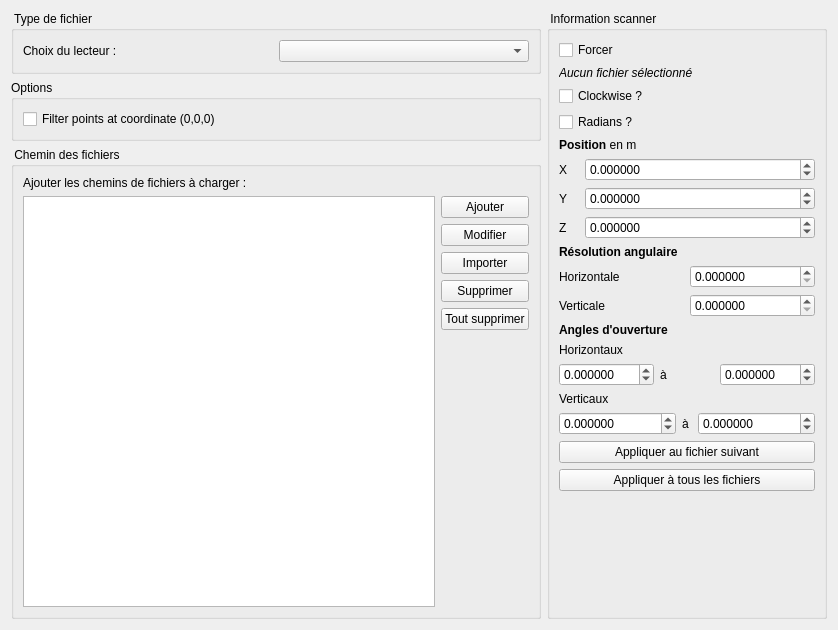
Above: pluginlvox/mk/view/loadfileconfiguration.ui from computree/computree-plugin-lvox before the change. Below: the same form after it.
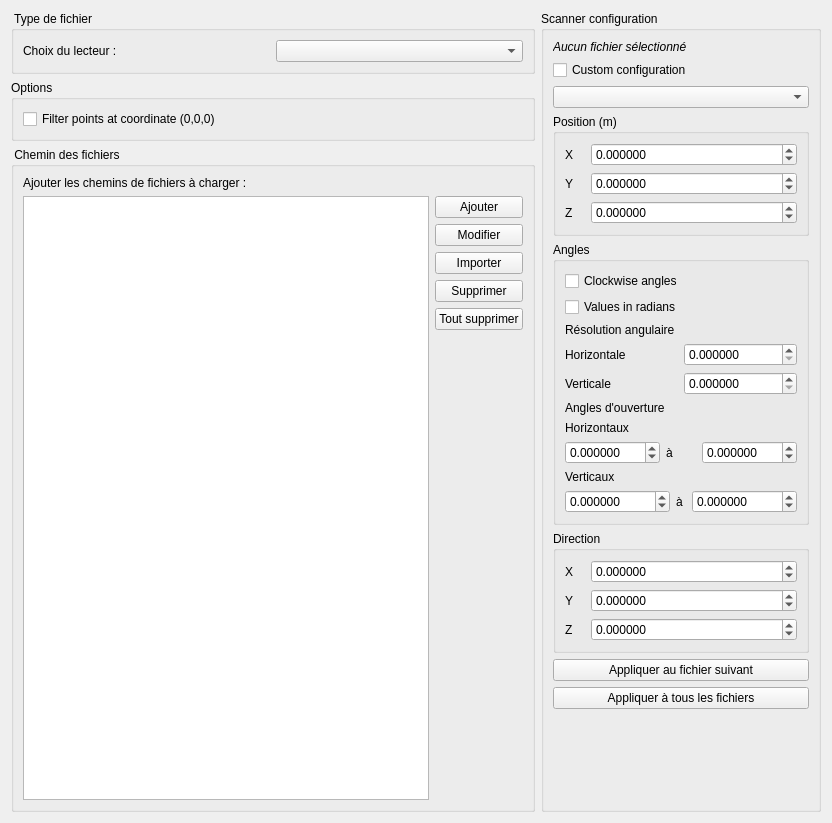
That is the form after the change.

Commit message: WIP: Support multiple scanner geometries

Diff of the .ui file:
```diff
--- a/pluginlvox/mk/view/loadfileconfiguration.ui
+++ b/pluginlvox/mk/view/loadfileconfiguration.ui
@@ -6,8 +6,8 @@
    <rect>
     <x>0</x>
     <y>0</y>
-    <width>838</width>
-    <height>630</height>
+    <width>832</width>
+    <height>823</height>
    </rect>
   </property>
   <property name="windowTitle">
@@ -149,19 +149,9 @@
         </size>
        </property>
        <property name="title">
-        <string> Information scanner </string>
+        <string>Scanner configuration</string>
        </property>
-       <layout class="QVBoxLayout" name="verticalLayout_4">
-        <item>
-         <widget class="QCheckBox" name="checkBoxForceScannerInformation">
-          <property name="toolTip">
-           <string>&lt;html&gt;&lt;head/&gt;&lt;body&gt;&lt;p&gt;Cochez la case pour forcer l'utilisation des informations ci-dessous pour le fichier sélectionné.&lt;/p&gt;&lt;/body&gt;&lt;/html&gt;</string>
-          </property>
-          <property name="text">
-           <string>Forcer</string>
-          </property>
-         </widget>
-        </item>
+       <layout class="QVBoxLayout" name="verticalLayout_9">
         <item>
          <widget class="QLabel" name="labelFilepath">
           <property name="text">
@@ -170,32 +160,24 @@
          </widget>
         </item>
         <item>
-         <widget class="QCheckBox" name="checkBoxScannerClockwise">
+         <widget class="QCheckBox" name="checkBoxForceScannerInformation">
           <property name="toolTip">
-           <string>&lt;html&gt;&lt;head/&gt;&lt;body&gt;&lt;p&gt;Cochez la case si votre appareil scanne la scène dans le sens des aiguilles d'une montre (à cocher lors de l'utilisation d'un scanner FARO ou Z+F).&lt;/p&gt;&lt;/body&gt;&lt;/html&gt;</string>
+           <string>&lt;html&gt;&lt;head/&gt;&lt;body&gt;&lt;p&gt;Cochez la case pour forcer l'utilisation des informations ci-dessous pour le fichier sélectionné.&lt;/p&gt;&lt;/body&gt;&lt;/html&gt;</string>
           </property>
           <property name="text">
-           <string>Clockwise ?</string>
+           <string>Custom configuration</string>
           </property>
          </widget>
         </item>
         <item>
-         <widget class="QCheckBox" name="checkBoxAngleInRadians">
-          <property name="toolTip">
-           <string>&lt;html&gt;&lt;head/&gt;&lt;body&gt;&lt;p&gt;Cochez la case si vous souhaitez écrire les résolutions et angles en radians&lt;/p&gt;&lt;/body&gt;&lt;/html&gt;</string>
-          </property>
-          <property name="text">
-           <string>Radians ?</string>
-          </property>
-         </widget>
+         <widget class="QComboBox" name="comboBoxScannerType"/>
         </item>
         <item>
-         <widget class="QLabel" name="label_3">
-          <property name="text">
-           <string>&lt;html&gt;&lt;head/&gt;&lt;body&gt;&lt;p&gt;&lt;span style=&quot; font-weight:600;&quot;&gt;Position&lt;/span&gt; en m&lt;/p&gt;&lt;/body&gt;&lt;/html&gt;</string>
+         <widget class="QGroupBox" name="groupBoxPosition">
+          <property name="title">
+           <string>Position (m)</string>
           </property>
-         </widget>
-        </item>
+          <layout class="QVBoxLayout" name="verticalLayout_8">
         <item>
          <layout class="QGridLayout" name="gridLayout">
           <property name="bottomMargin">
@@ -231,22 +213,6 @@
             </property>
            </widget>
           </item>
-          <item row="1" column="1">
-           <widget class="QDoubleSpinBox" name="doubleSpinBoxYPos">
-            <property name="toolTip">
-             <string>&lt;html&gt;&lt;head/&gt;&lt;body&gt;&lt;p&gt;Indiquez la coordonnée Y du centre du scanner&lt;/p&gt;&lt;/body&gt;&lt;/html&gt;</string>
-            </property>
-            <property name="decimals">
-             <number>6</number>
-            </property>
-            <property name="minimum">
-             <double>-999999999.000000000000000</double>
-            </property>
-            <property name="maximum">
-             <double>999999999.000000000000000</double>
-            </property>
-           </widget>
-          </item>
           <item row="0" column="0">
            <widget class="QLabel" name="label_4">
             <property name="maximumSize">
@@ -276,12 +242,57 @@
             </property>
            </widget>
           </item>
-         </layout>
+             <item row="1" column="1">
+              <widget class="QDoubleSpinBox" name="doubleSpinBoxYPos">
+               <property name="toolTip">
+                <string>&lt;html&gt;&lt;head/&gt;&lt;body&gt;&lt;p&gt;Indiquez la coordonnée Y du centre du scanner&lt;/p&gt;&lt;/body&gt;&lt;/html&gt;</string>
+               </property>
+               <property name="decimals">
+                <number>6</number>
+               </property>
+               <property name="minimum">
+                <double>-999999999.000000000000000</double>
+               </property>
+               <property name="maximum">
+                <double>999999999.000000000000000</double>
+               </property>
+              </widget>
+             </item>
+            </layout>
+           </item>
+          </layout>
+         </widget>
+        </item>
+        <item>
+         <widget class="QGroupBox" name="groupBoxAngles">
+          <property name="title">
+           <string>Angles</string>
+          </property>
+          <layout class="QVBoxLayout" name="verticalLayout_7">
+           <item>
+            <widget class="QCheckBox" name="checkBoxScannerClockwise">
+             <property name="toolTip">
+              <string>&lt;html&gt;&lt;head/&gt;&lt;body&gt;&lt;p&gt;Cochez la case si votre appareil scanne la scène dans le sens des aiguilles d'une montre (à cocher lors de l'utilisation d'un scanner FARO ou Z+F).&lt;/p&gt;&lt;/body&gt;&lt;/html&gt;</string>
+             </property>
+             <property name="text">
+              <string>Clockwise angles</string>
+             </property>
+            </widget>
+           </item>
+           <item>
+            <widget class="QCheckBox" name="checkBoxAngleInRadians">
+             <property name="toolTip">
+              <string>&lt;html&gt;&lt;head/&gt;&lt;body&gt;&lt;p&gt;Cochez la case si vous souhaitez écrire les résolutions et angles en radians&lt;/p&gt;&lt;/body&gt;&lt;/html&gt;</string>
+             </property>
+             <property name="text">
+              <string>Values in radians</string>
+             </property>
+            </widget>
         </item>
         <item>
          <widget class="QLabel" name="label_8">
           <property name="text">
-           <string>&lt;html&gt;&lt;head/&gt;&lt;body&gt;&lt;p&gt;&lt;span style=&quot; font-weight:600;&quot;&gt;Résolution angulaire&lt;/span&gt;&lt;/p&gt;&lt;/body&gt;&lt;/html&gt;</string>
+              <string>&lt;html&gt;&lt;head/&gt;&lt;body&gt;&lt;p&gt;Résolution angulaire&lt;/p&gt;&lt;/body&gt;&lt;/html&gt;</string>
           </property>
          </widget>
         </item>
@@ -335,7 +346,7 @@
         <item>
          <widget class="QLabel" name="label_11">
           <property name="text">
-           <string>&lt;html&gt;&lt;head/&gt;&lt;body&gt;&lt;p&gt;&lt;span style=&quot; font-weight:600;&quot;&gt;Angles d'ouverture&lt;/span&gt;&lt;/p&gt;&lt;/body&gt;&lt;/html&gt;</string>
+              <string>&lt;html&gt;&lt;head/&gt;&lt;body&gt;&lt;p&gt;Angles d'ouverture&lt;/p&gt;&lt;/body&gt;&lt;/html&gt;</string>
           </property>
          </widget>
         </item>
@@ -436,6 +447,100 @@
            </layout>
           </item>
          </layout>
+           </item>
+          </layout>
+         </widget>
+        </item>
+        <item>
+         <widget class="QGroupBox" name="groupBoxDirection">
+          <property name="title">
+           <string>Direction</string>
+          </property>
+          <layout class="QVBoxLayout" name="verticalLayout_4">
+           <item>
+            <layout class="QGridLayout" name="gridLayout_6">
+             <property name="bottomMargin">
+              <number>0</number>
+             </property>
+             <item row="2" column="1">
+              <widget class="QDoubleSpinBox" name="doubleSpinBoxZDir">
+               <property name="toolTip">
+                <string>&lt;html&gt;&lt;head/&gt;&lt;body&gt;&lt;p&gt;Indiquez la coordonnée Z du centre du scanner&lt;/p&gt;&lt;/body&gt;&lt;/html&gt;</string>
+               </property>
+               <property name="decimals">
+                <number>6</number>
+               </property>
+               <property name="minimum">
+                <double>-999999999.000000000000000</double>
+               </property>
+               <property name="maximum">
+                <double>999999999.000000000000000</double>
+               </property>
+              </widget>
+             </item>
+             <item row="2" column="0">
+              <widget class="QLabel" name="label_13">
+               <property name="text">
+                <string>Z</string>
+               </property>
+              </widget>
+             </item>
+             <item row="1" column="0">
+              <widget class="QLabel" name="label_14">
+               <property name="text">
+                <string>Y</string>
+               </property>
+              </widget>
+             </item>
+             <item row="1" column="1">
+              <widget class="QDoubleSpinBox" name="doubleSpinBoxYDir">
+               <property name="toolTip">
+                <string>&lt;html&gt;&lt;head/&gt;&lt;body&gt;&lt;p&gt;Indiquez la coordonnée Y du centre du scanner&lt;/p&gt;&lt;/body&gt;&lt;/html&gt;</string>
+               </property>
+               <property name="decimals">
+                <number>6</number>
+               </property>
+               <property name="minimum">
+                <double>-999999999.000000000000000</double>
+               </property>
+               <property name="maximum">
+                <double>999999999.000000000000000</double>
+               </property>
+              </widget>
+             </item>
+             <item row="0" column="0">
+              <widget class="QLabel" name="label_15">
+               <property name="maximumSize">
+                <size>
+                 <width>20</width>
+                 <height>16777215</height>
+                </size>
+               </property>
+               <property name="text">
+                <string>X</string>
+               </property>
+              </widget>
+             </item>
+             <item row="0" column="1">
+              <widget class="QDoubleSpinBox" name="doubleSpinBoxXDir">
+               <property name="toolTip">
+                <string>&lt;html&gt;&lt;head/&gt;&lt;body&gt;&lt;p&gt;Indiquez la coordonnée X du centre du scanner&lt;/p&gt;&lt;/body&gt;&lt;/html&gt;</string>
+               </property>
+               <property name="decimals">
+                <number>6</number>
+               </property>
+               <property name="minimum">
+                <double>-999999999.000000000000000</double>
+               </property>
+               <property name="maximum">
+                <double>999999999.000000000000000</double>
+               </property>
+              </widget>
+             </item>
+            </layout>
+           </item>
+          </layout>
+         </widget>
         </item>
         <item>
          <widget class="QPushButton" name="pushButtonApplyConfigurationToNextFile">
```
Lines whose indentation alone changed are shown as unchanged. The commit also changes 11 other files.
